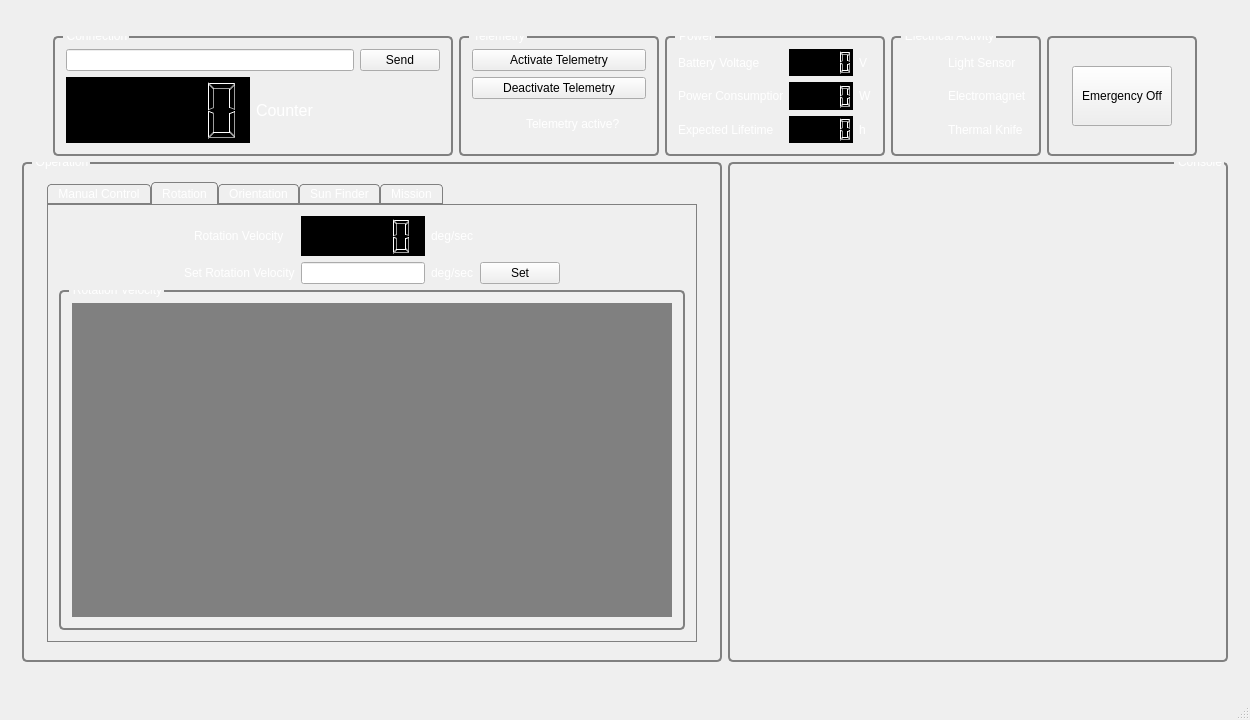
First picture: the form in groundstation.ui, repository lxbader/frogstation, before the edit.
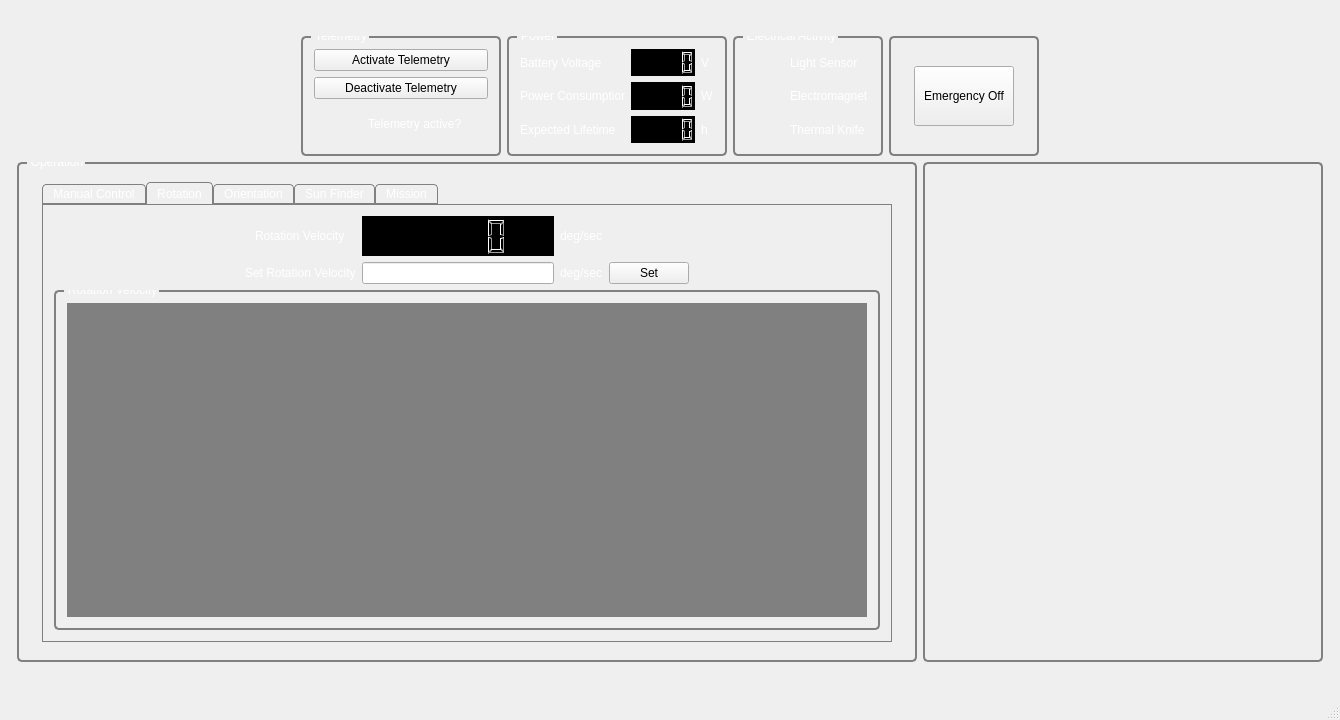
Second picture: the form after the edit. The open tabs and pages were chosen to show the change. Icons and pictures are not drawn. Custom widgets are drawn as their Qt base class.

```diff
--- a/groundstation.ui
+++ b/groundstation.ui
@@ -6,7 +6,7 @@
    <rect>
     <x>0</x>
     <y>0</y>
-    <width>1250</width>
+    <width>1340</width>
     <height>720</height>
    </rect>
   </property>
@@ -88,76 +88,6 @@
           </property>
          </spacer>
         </item>
-        <item>
-         <widget class="QGroupBox" name="connectionBox">
-          <property name="minimumSize">
-           <size>
-            <width>400</width>
-            <height>120</height>
-           </size>
-          </property>
-          <property name="maximumSize">
-           <size>
-            <width>400</width>
-            <height>120</height>
-           </size>
-          </property>
-          <property name="title">
-           <string>Connection</string>
-          </property>
-          <layout class="QVBoxLayout" name="verticalLayout_19">
-           <item>
-            <layout class="QVBoxLayout" name="verticalLayout_6">
-             <item>
-              <layout class="QVBoxLayout" name="verticalLayout_4">
-               <item>
-                <layout class="QHBoxLayout" name="horizontalLayout_5">
-                 <item>
-                  <layout class="QVBoxLayout" name="verticalLayout_9">
-                   <item>
-                    <widget class="QLineEdit" name="connectionLineEdit"/>
-                   </item>
-                  </layout>
-                 </item>
-                 <item>
-                  <layout class="QVBoxLayout" name="verticalLayout_2">
-                   <item>
-                    <widget class="QPushButton" name="connectionSendButton">
-                     <property name="text">
-                      <string>Send</string>
-                     </property>
-                    </widget>
-                   </item>
-                  </layout>
-                 </item>
-                </layout>
-               </item>
-              </layout>
-             </item>
-             <item>
-              <layout class="QHBoxLayout" name="horizontalLayout_10">
-               <item>
-                <widget class="QLCDNumber" name="counterLCD"/>
-               </item>
-               <item>
-                <widget class="QLabel" name="label">
-                 <property name="font">
-                  <font>
-                   <pointsize>12</pointsize>
-                  </font>
-                 </property>
-                 <property name="text">
-                  <string>Counter</string>
-                 </property>
-                </widget>
-               </item>
-              </layout>
-             </item>
-            </layout>
-           </item>
-          </layout>
-         </widget>
-        </item>
         <item>
          <widget class="QGroupBox" name="groupBox_2">
           <property name="minimumSize">
@@ -483,13 +413,13 @@
          <widget class="QGroupBox" name="operationBox">
           <property name="minimumSize">
            <size>
-            <width>700</width>
+            <width>900</width>
             <height>500</height>
            </size>
           </property>
           <property name="maximumSize">
            <size>
-            <width>700</width>
+            <width>900</width>
             <height>500</height>
            </size>
           </property>
@@ -501,13 +431,13 @@
             <widget class="QTabWidget" name="operationTab">
              <property name="minimumSize">
               <size>
-               <width>650</width>
+               <width>850</width>
                <height>460</height>
               </size>
              </property>
              <property name="maximumSize">
               <size>
-               <width>650</width>
+               <width>850</width>
                <height>460</height>
               </size>
              </property>
@@ -1515,13 +1445,13 @@
          <widget class="QGroupBox" name="consoleBox">
           <property name="minimumSize">
            <size>
-            <width>500</width>
+            <width>400</width>
             <height>500</height>
            </size>
           </property>
           <property name="maximumSize">
            <size>
-            <width>500</width>
+            <width>400</width>
             <height>500</height>
            </size>
           </property>
```
Left out of the diff: 36 changed lines with no effect on the pictures.
